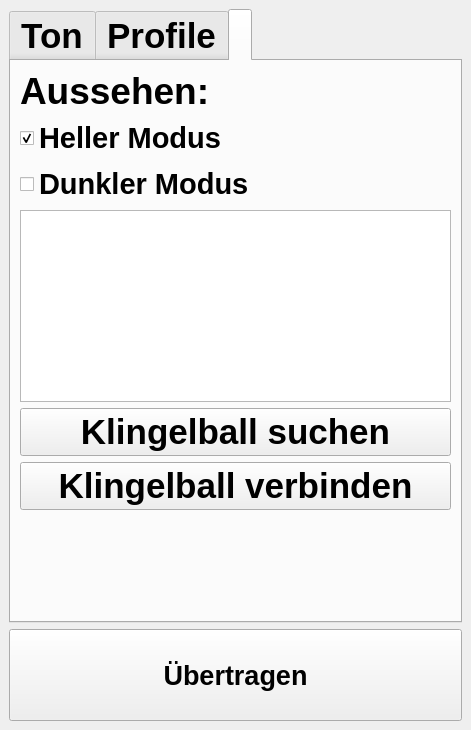
Before: the Qt Designer form klingelballui.ui in Sammasas/Klingelball-App, drawn with Qt 5.
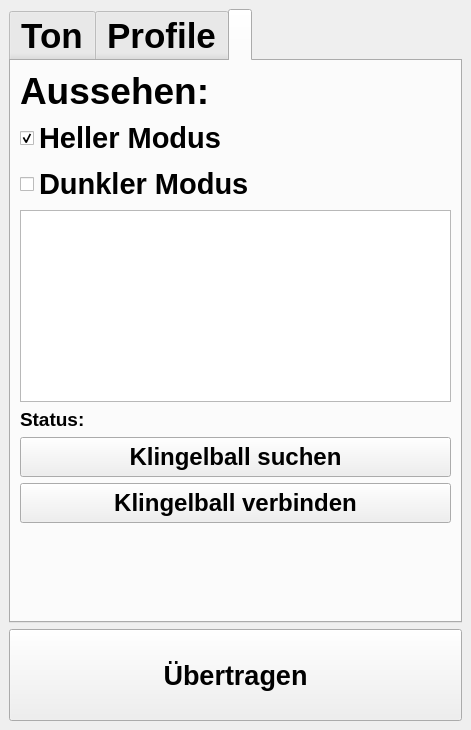
After: the same form once the commit is applied. The open tabs and pages were chosen to show the change. Icons and pictures are not drawn.

```diff
--- a/klingelballui.ui
+++ b/klingelballui.ui
@@ -749,10 +749,37 @@
          </widget>
         </item>
         <item>
-         <widget class="QListWidget" name="UIDeviceList"/>
+         <widget class="QListWidget" name="UIDeviceList">
+          <property name="currentRow">
+           <number>-1</number>
+          </property>
+         </widget>
+        </item>
+        <item>
+         <widget class="QLabel" name="statusLabel">
+          <property name="font">
+           <font>
+            <pointsize>14</pointsize>
+           </font>
+          </property>
+          <property name="text">
+           <string>Status:</string>
+          </property>
+         </widget>
         </item>
         <item>
          <widget class="QPushButton" name="searchKlingelball">
+          <property name="minimumSize">
+           <size>
+            <width>0</width>
+            <height>40</height>
+           </size>
+          </property>
+          <property name="font">
+           <font>
+            <pointsize>18</pointsize>
+           </font>
+          </property>
           <property name="text">
            <string>Klingelball suchen</string>
           </property>
@@ -760,6 +787,17 @@
         </item>
         <item>
          <widget class="QPushButton" name="connectKlingelball">
+          <property name="minimumSize">
+           <size>
+            <width>0</width>
+            <height>40</height>
+           </size>
+          </property>
+          <property name="font">
+           <font>
+            <pointsize>18</pointsize>
+           </font>
+          </property>
           <property name="text">
            <string>Klingelball verbinden</string>
           </property>
```
Left out of the diff: 2 changed lines with no effect on the pictures.
